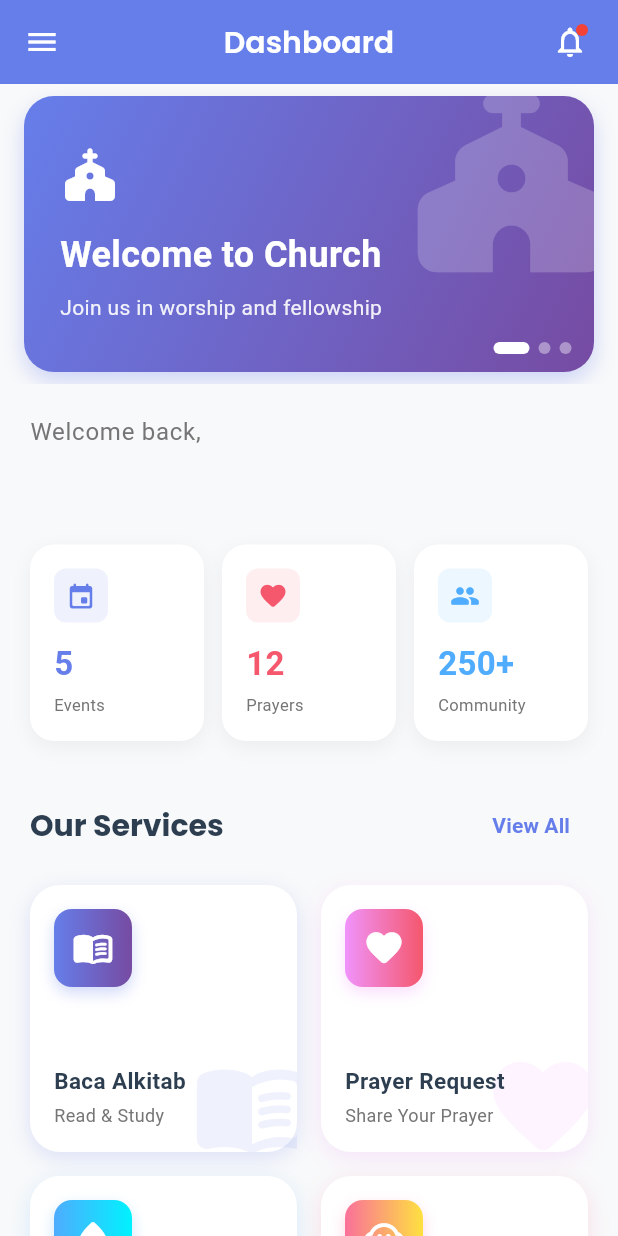
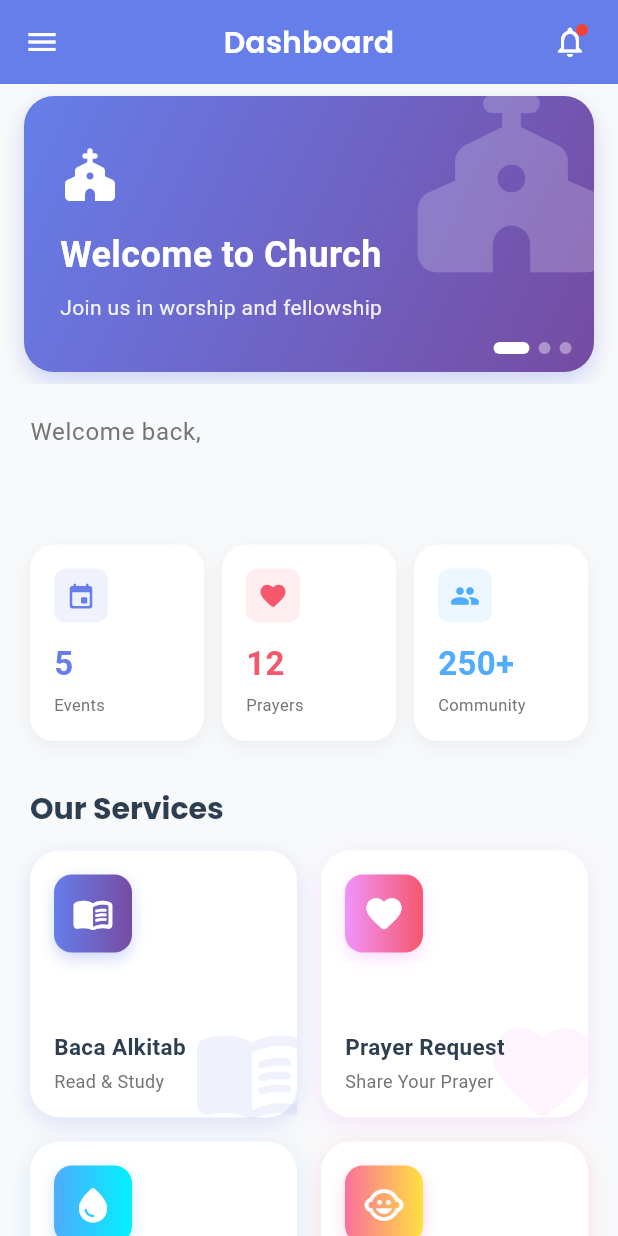
Before and after one commit to olansidihuma/church_information_system, a Flutter app: the DashboardScreen screen opened by its route, after a tap on "Baca Alkitab", on a phone screen of 412 x 824 dp. Run offline on Flutter 3.47's test engine with Material 3 defaults, Android fonts, the phone set to English and light mode, and no system bars; our stand-ins replace dio, flutter_local_notifications, get, google_fonts, permission_handler, shared_preferences and 1 more; accounts and stored records are empty; network calls fail.

Commit message:
Fix code review issues: context validation and error handling
Co-authored-by: olansidihuma <250317956+olansidihuma@users.noreply.github.com>

```diff
--- a/lib/controllers/dashboard_controller.dart
+++ b/lib/controllers/dashboard_controller.dart
@@ -72,11 +72,16 @@ class DashboardController extends GetxController {
       }
 
       if (bannerPageController.hasClients) {
+        try {
           bannerPageController.animateToPage(
             currentBannerIndex.value,
             duration: const Duration(milliseconds: 500),
             curve: Curves.easeInOut,
           );
+        } catch (e) {
+          // Handle potential disposal race condition
+          timer.cancel();
+        }
       }
     });
   }
@@ -88,7 +93,10 @@ class DashboardController extends GetxController {
     if (!hasSeenPopup) {
       // Show popup after a short delay
       Future.delayed(const Duration(milliseconds: 800), () {
+        // Check if context is still valid before showing dialog
+        if (context.mounted) {
           _showWelcomePopup(context);
+        }
       });
     }
   }
--- a/lib/screens/dashboard/dashboard_screen.dart
+++ b/lib/screens/dashboard/dashboard_screen.dart
@@ -94,21 +94,12 @@ class DashboardScreen extends GetView<DashboardController> {
               // Services Section Header
               Padding(
                 padding: const EdgeInsets.symmetric(horizontal: 20),
-                child: Row(
-                  mainAxisAlignment: MainAxisAlignment.spaceBetween,
-                  children: [
-                    Text(
-                      'Our Services',
-                      style: Theme.of(context).textTheme.titleLarge?.copyWith(
-                        fontWeight: FontWeight.bold,
-                        fontSize: 20,
-                      ),
-                    ),
-                    TextButton(
-                      onPressed: () {},
-                      child: const Text('View All'),
-                    ),
-                  ],
+                child: Text(
+                  'Our Services',
+                  style: Theme.of(context).textTheme.titleLarge?.copyWith(
+                    fontWeight: FontWeight.bold,
+                    fontSize: 20,
+                  ),
                 ),
               ),
 
```
Lines whose indentation alone changed are shown as unchanged.
